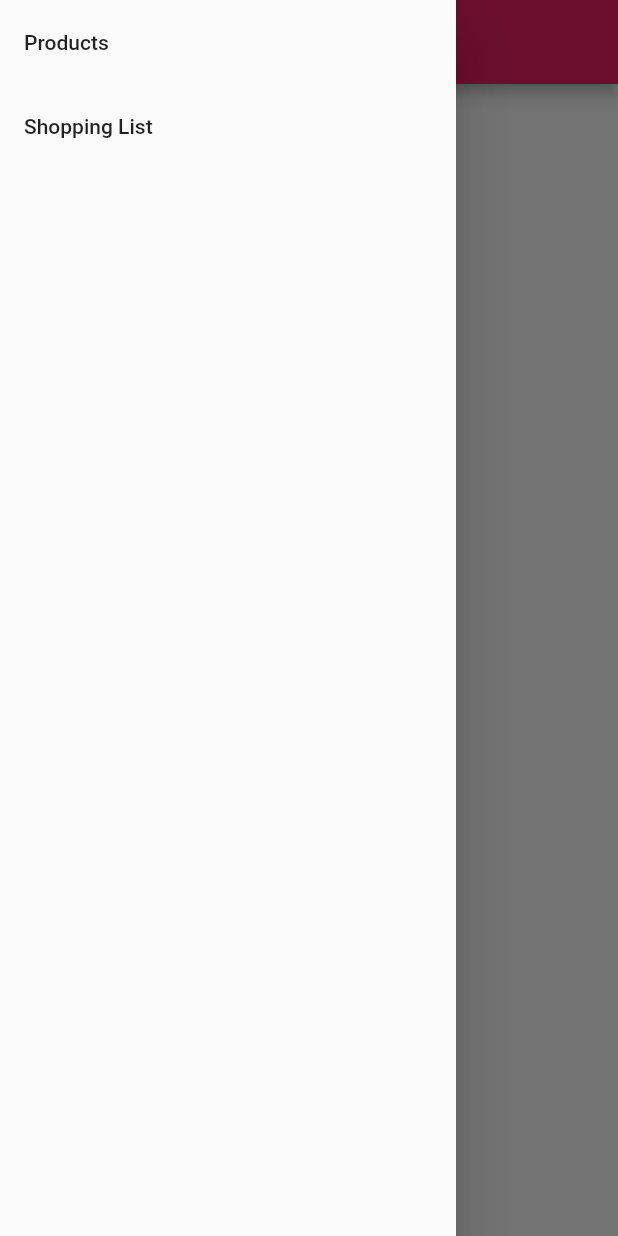
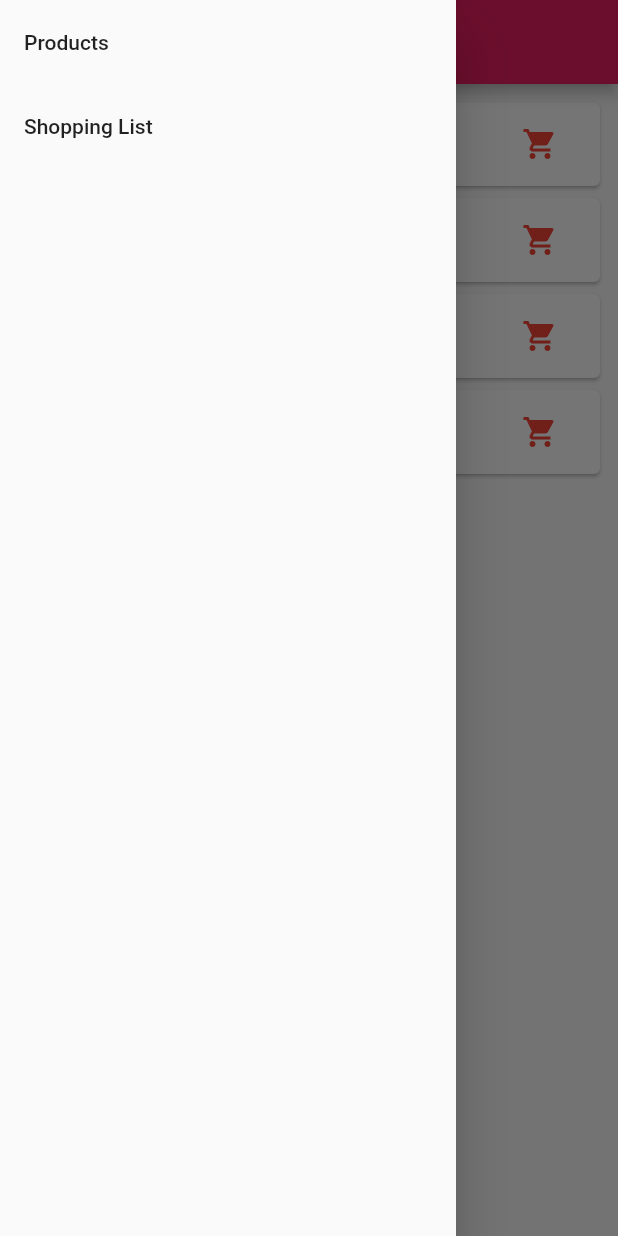
Before and after one commit to stevepop/shopping-list, a Flutter app: the screen it shows after launch, with the side drawer open, on a phone screen of 412 x 824 dp. Run offline on Flutter 3.47's test engine with Material 2 defaults, Android fonts, the phone set to English and light mode, and no system bars.

Commit message:
Refactor to use Provider

```diff
--- a/lib/components/product_list.dart
+++ b/lib/components/product_list.dart
@@ -1,23 +1,36 @@
 import 'package:flutter/material.dart';
+import 'package:provider/provider.dart';
+import 'package:shopping_list/providers/ProductCollection.dart';
 
 class ProductList extends StatelessWidget {
-  final List items;
-
-  ProductList(this.items);
-
   @override
   Widget build(BuildContext context) {
-    return Flexible(
+    return Consumer<ProductCollection>(builder: (context, products, chiild) {
+      var allProducts = products.allProducts;
+
+      if (allProducts.length == 0) {
+        return Container(
+          child: Text("You have not added any products yet :("),
+          padding: EdgeInsets.all(20),
+        );
+      }
+
+      return Column(
+        children: <Widget>[
+          Flexible(
             child: ListView.builder(
               padding: EdgeInsets.all(8.0),
               itemBuilder: (context, index) {
                 return Card(
-            child: _buildListItems(items[index]),
+                  child: _buildListItems(allProducts[index]),
                 );
               },
-        itemCount: items.length,
+              itemCount: allProducts.length,
             ),
+          ),
+        ],
       );
+    });
   }
 
   Widget _buildListItems(item) {
--- /dev/null
+++ b/lib/models/ShoppingItem.dart
@@ -0,0 +1,6 @@
+class ShoppingItem {
+  String name;
+  bool isChecked;
+
+  ShoppingItem(this.name, this.isChecked);
+}
--- a/lib/models/shopping.dart
+++ /dev/null
@@ -1,14 +0,0 @@
-class Shopping {
-  String name;
-  bool isChecked;
-
-  Shopping(this.name, this.isChecked);
-
-  static get all {
-    return [
-      Shopping('Eggs', false),
-      Shopping('Milk', false),
-      Shopping('Bread', false),
-    ];
-  }
-}
--- /dev/null
+++ b/lib/providers/ProductCollection.dart
@@ -0,0 +1,23 @@
+import 'package:flutter/foundation.dart';
+import 'package:shopping_list/models/Product.dart';
+
+class ProductCollection extends ChangeNotifier {
+  final List<Product> _products = [
+    Product('Eggs', false),
+    Product('Milk', false),
+    Product('Bread', false),
+    Product('Honey', false),
+  ];
+
+  get count {
+    return _products.length;
+  }
+
+  get allProducts => _products;
+
+  void addProduct(Product product) {
+    _products.add(product);
+
+    notifyListeners();
+  }
+}
--- a/lib/providers/ProductsProvider.dart
+++ /dev/null
@@ -1 +0,0 @@
-class ProductProvider {}
--- /dev/null
+++ b/lib/providers/ShoppingItemCollection.dart
@@ -0,0 +1,8 @@
+import 'package:flutter/foundation.dart';
+import 'package:shopping_list/models/ShoppingItem.dart';
+
+class ShoppingItemCollection extends ChangeNotifier {
+  final List<ShoppingItem> _items = [];
+
+  get allItems => _items;
+}
--- a/lib/sceens/home.dart
+++ b/lib/sceens/home.dart
@@ -1,4 +1,8 @@
 import 'package:flutter/material.dart';
+import 'package:provider/provider.dart';
+import 'package:shopping_list/components/product_list.dart';
+import 'package:shopping_list/providers/ProductCollection.dart';
+import 'package:shopping_list/providers/ShoppingItemCollection.dart';
 import '../routes.dart';
 import '../components/drawer.dart';
 
@@ -7,7 +11,12 @@ class HomeScreen extends StatelessWidget {
   Widget build(BuildContext context) {
     final title = 'Family Shopping List';
 
-    return new MaterialApp(
+    return MultiProvider(
+      providers: [
+        ChangeNotifierProvider(builder: (context) => ProductCollection()),
+        ChangeNotifierProvider(builder: (context) => ShoppingItemCollection())
+      ],
+      child: MaterialApp(
         theme: ThemeData(
           primarySwatch: Colors.pink,
         ),
@@ -19,7 +28,7 @@ class HomeScreen extends StatelessWidget {
           drawer: AppDrawer(),
           body: Container(
             child: Container(
-            child: Text('Family Shopping List'),
+              child: ProductList(),
             ),
           ),
         ),
@@ -32,6 +41,7 @@ class HomeScreen extends StatelessWidget {
           );
         },
         debugShowCheckedModeBanner: false,
+      ),
     );
   }
 }
--- a/lib/sceens/shopping_items.dart
+++ b/lib/sceens/shopping_items.dart
@@ -1,6 +1,5 @@
 import 'package:flutter/material.dart';
-import 'package:shopping_list/components/shipping_list.dart';
-import 'package:shopping_list/models/shopping.dart';
+import 'package:shopping_list/components/shopping_list.dart';
 
 class ShoppingItems extends StatefulWidget {
   ShoppingItems();
@@ -10,16 +9,6 @@ class ShoppingItems extends StatefulWidget {
 }
 
 class ShoppingItemState extends State<ShoppingItems> {
-  final List<Shopping> _items = Shopping.all;
-
-  Shopping shoppingItem;
-
-  addProductItem(Shopping shopping) {
-    setState(() {
-      _items.add(shopping);
-    });
-  }
-
   @override
   Widget build(BuildContext context) {
     return Scaffold(
@@ -28,7 +17,7 @@ class ShoppingItemState extends State<ShoppingItems> {
       ),
       body: Column(
         children: <Widget>[
-          ShoppingList(_items),
+          ShoppingList(),
         ],
       ),
     );
```
Also changed, not shown: lib/components/shipping_list.dart (deleted, +0 -48 lines), lib/components/shopping_list.dart (added, +59 -0 lines), lib/components/text_input.dart (+14 -12 lines), lib/models/product.dart (+0 -8 lines), lib/sceens/product_items.dart (+5 -9 lines). Lines whose indentation alone changed are shown as unchanged.
